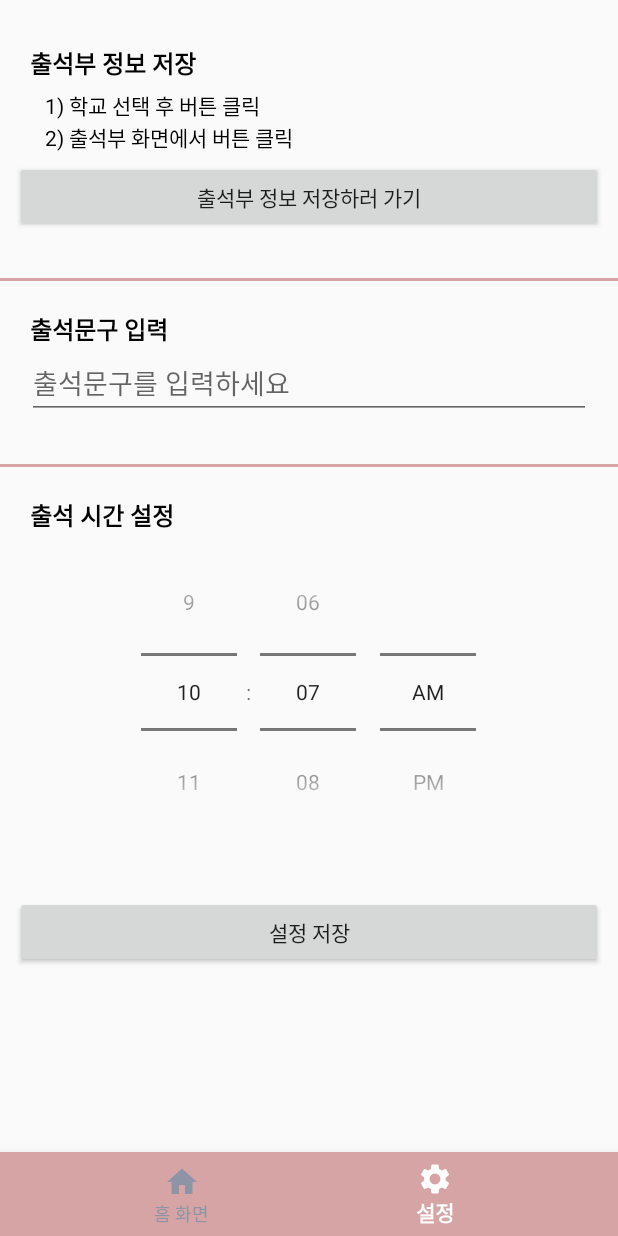
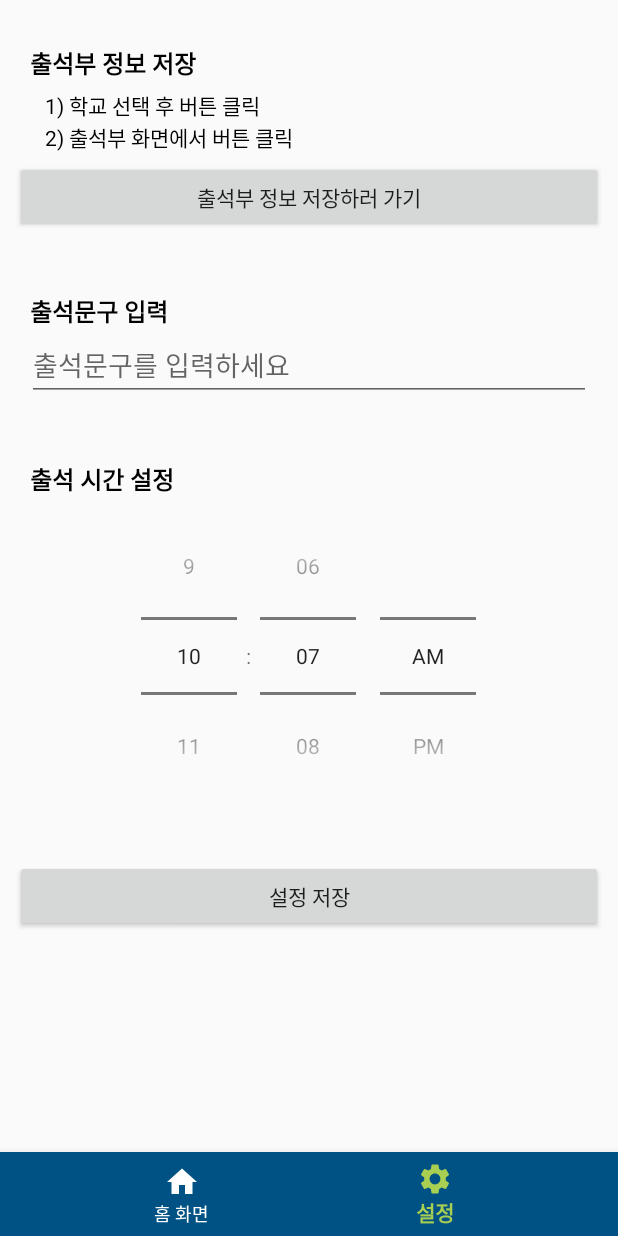
Before and after one commit to bentshrimp/OnlineClassAlarm, an Android app: the screen it shows after launch (MainActivity), item 2 of the bottom bar chosen, on a phone screen of 412 x 824 dp. Run offline under Robolectric (Android 15) with nearby library versions, the phone set to English and light mode, and no system bars; our stand-ins replace AdMob.

Commit message:
ui redesign2-1

```diff
--- a/app/src/main/AndroidManifest.xml
+++ b/app/src/main/AndroidManifest.xml
@@ -18,12 +18,13 @@
         android:supportsRtl="true"
         android:theme="@style/AppTheme"
         android:usesCleartextTraffic="true">
-        <activity android:name="com.haesung.web.SelfCheckActivity"></activity>
+        <activity android:name="com.haesung.web.SelfCheckActivity"/>
         <activity android:name="com.haesung.web.LoginWebViewActivity" />
         <activity android:name="com.haesung.display.AlarmLoginActivity" />
         <activity android:name="com.haesung.setting.SettingWebViewActivity" />
         <activity android:name="com.haesung.web.WebViewActivity" />
-        <activity android:name="com.haesung.display.MainActivity">
+        <activity android:windowSoftInputMode="adjustNothing"
+            android:name="com.haesung.display.MainActivity">
             <intent-filter>
                 <action android:name="android.intent.action.MAIN" />
                 <action android:name="android.intent.action.VIEW" />
--- a/app/src/main/res/drawable/bottom_nav.xml
+++ b/app/src/main/res/drawable/bottom_nav.xml
@@ -3,7 +3,7 @@
     <gradient
         android:angle="45"
         android:type="linear"
-        android:startColor="#55586e"
-        android:centerColor="#606f85"
-        android:endColor="#adafbc"/>
+        android:startColor="#9496A6"
+        android:centerColor="#585F73"
+        android:endColor="#3E4759"/>
 </shape>
--- a/app/src/main/res/drawable/menu_selector_color.xml
+++ b/app/src/main/res/drawable/menu_selector_color.xml
@@ -1,5 +1,5 @@
 <?xml version="1.0" encoding="utf-8"?>
 <selector xmlns:android="http://schemas.android.com/apk/res/android">
-    <item android:color="#8e94a6" android:state_checked="false"/>
-    <item android:color="#ffffff" android:state_checked="true"/>
+    <item android:color="#ffffff" android:state_checked="false"/>
+    <item android:color="#a8cf52" android:state_checked="true"/>
 </selector>
--- a/app/src/main/res/layout/activity_main.xml
+++ b/app/src/main/res/layout/activity_main.xml
@@ -19,7 +19,7 @@
         android:id="@+id/nav_view"
         android:layout_width="match_parent"
         android:layout_height="wrap_content"
-        android:background="@color/colorAccent"
+        android:background="#005284"
         app:itemIconTint="@drawable/menu_selector_color"
         app:itemTextColor="@drawable/menu_selector_color"
         app:menu="@menu/bottom_navigation" />
--- a/app/src/main/res/layout/fragment_settings.xml
+++ b/app/src/main/res/layout/fragment_settings.xml
@@ -58,12 +58,6 @@
 
         </LinearLayout>
 
-        <View
-            android:layout_width="match_parent"
-            android:layout_marginTop="10dp"
-            android:layout_height="2dp"
-            android:background="@color/colorAccent"/>
-
         <LinearLayout
             android:layout_width="match_parent"
             android:layout_height="wrap_content"
@@ -89,12 +83,6 @@
                 android:inputType="text" />
 
         </LinearLayout>
-
-        <View
-            android:layout_width="match_parent"
-            android:layout_marginTop="10dp"
-            android:layout_height="2dp"
-            android:background="@color/colorAccent"/>
 
         <LinearLayout
             android:layout_width="match_parent"
--- a/app/src/main/res/values/colors.xml
+++ b/app/src/main/res/values/colors.xml
@@ -1,6 +1,6 @@
 <?xml version="1.0" encoding="utf-8"?>
 <resources>
-    <color name="colorPrimary">#6200EE</color>
+    <color name="colorPrimary">#292929</color>
     <color name="colorPrimaryDark">#3700B3</color>
-    <color name="colorAccent">#d6a4a4</color>
+    <color name="colorAccent">#1D0C59</color>
 </resources>
```
